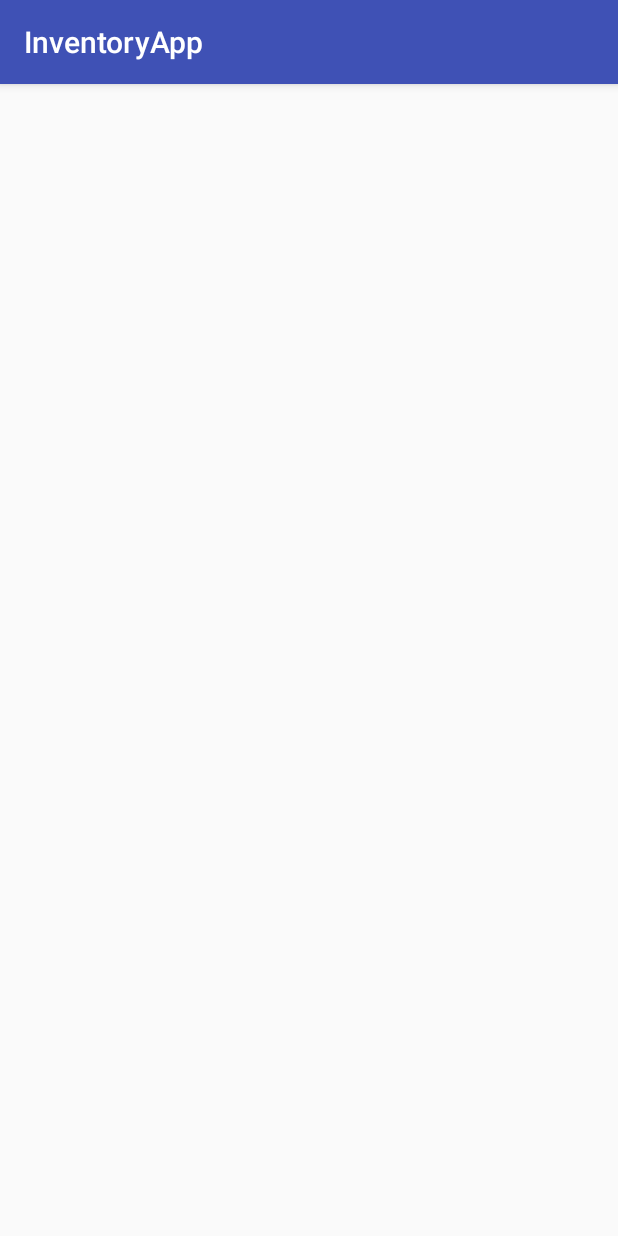
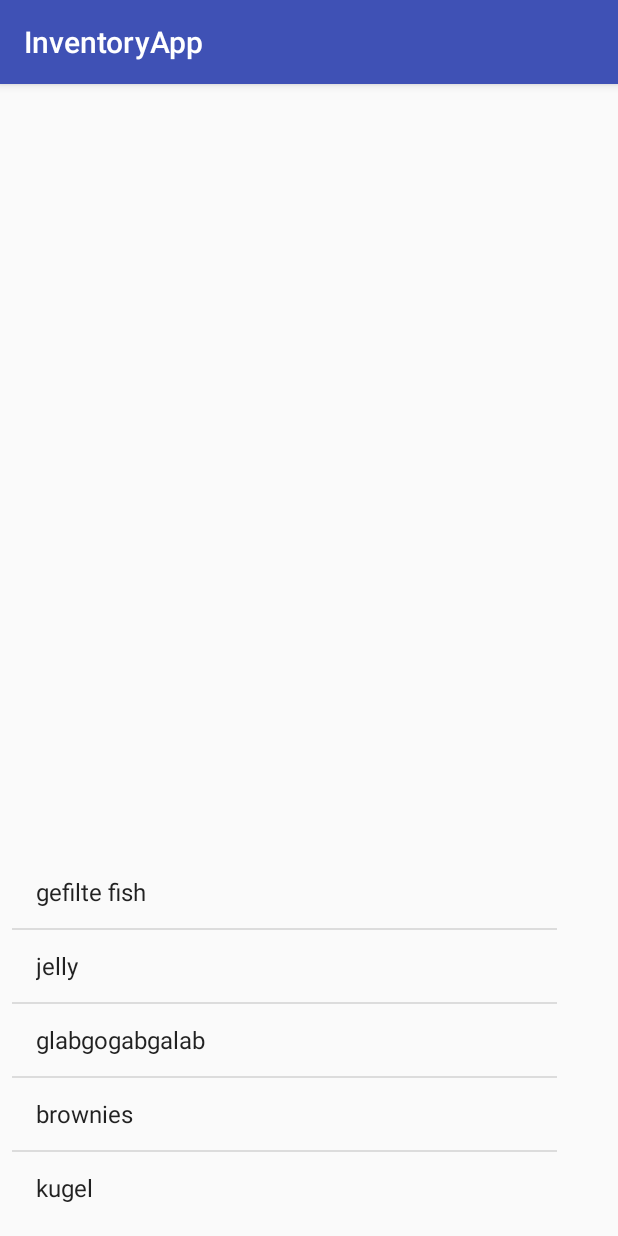
Before and after one commit to Apps5Good/InventoryApp, an Android app: the InventoryDisplay screen opened directly, with no data from a screen before it, on a phone screen of 412 x 824 dp. Run offline under Robolectric (Android 15) with nearby library versions, the phone set to English and light mode, and no system bars.

Commit message:
knock knock this is listview

```diff
--- a/app/src/main/java/com/example/deepa/inventoryapp/InventoryDisplay.java
+++ b/app/src/main/java/com/example/deepa/inventoryapp/InventoryDisplay.java
@@ -2,6 +2,10 @@ package com.example.deepa.inventoryapp;
 
 import android.support.v7.app.AppCompatActivity;
 import android.os.Bundle;
+import android.widget.ArrayAdapter;
+import android.widget.EditText;
+import android.widget.ListAdapter;
+import android.widget.ListView;
 
 public class InventoryDisplay extends AppCompatActivity {
 
@@ -9,5 +13,15 @@ public class InventoryDisplay extends AppCompatActivity {
     protected void onCreate(Bundle savedInstanceState) {
         super.onCreate(savedInstanceState);
         setContentView(R.layout.activity_inventory_display);
+
+        String[] foods = {"gefilte fish", "jelly", "glabgogabgalab", "brownies", "kugel"};
+        ListAdapter myAdapter = new ArrayAdapter<String>(this, android.R.layout.simple_list_item_1, foods);
+        EditText inputSearch;
+
+        ListView myListView = (ListView) findViewById(R.id.myListView);
+        //inputSearch = (EditText) findViewById(R.id.searchBar);
+        myListView.setAdapter(myAdapter);
+
+
     }
 }
--- a/app/src/main/res/layout/activity_inventory_display.xml
+++ b/app/src/main/res/layout/activity_inventory_display.xml
@@ -6,4 +6,18 @@
     android:layout_height="match_parent"
     tools:context="com.example.deepa.inventoryapp.InventoryDisplay">
 
+    <ListView
+        android:id="@+id/myListView"
+        android:layout_width="363dp"
+        android:layout_height="0dp"
+        android:layout_marginBottom="8dp"
+        android:layout_marginEnd="8dp"
+        android:layout_marginLeft="8dp"
+        android:layout_marginRight="8dp"
+        android:layout_marginStart="8dp"
+        app:layout_constraintBottom_toBottomOf="parent"
+        app:layout_constraintEnd_toEndOf="parent"
+        app:layout_constraintHorizontal_bias="0.0"
+        app:layout_constraintStart_toStartOf="parent" />
+
 </android.support.constraint.ConstraintLayout>
--- a/app/src/main/res/raw/modelreceipt.txt
+++ b/app/src/main/res/raw/modelreceipt.txt
@@ -3,3 +3,6 @@ PVC pipes
 Philip's screwdriver
 Other screwdriver
 1/4'' nail
+globgogabgalab
+grapes
+wrench
```
Also changed, not shown: app/src/main/AndroidManifest.xml (+2 -5 lines).
